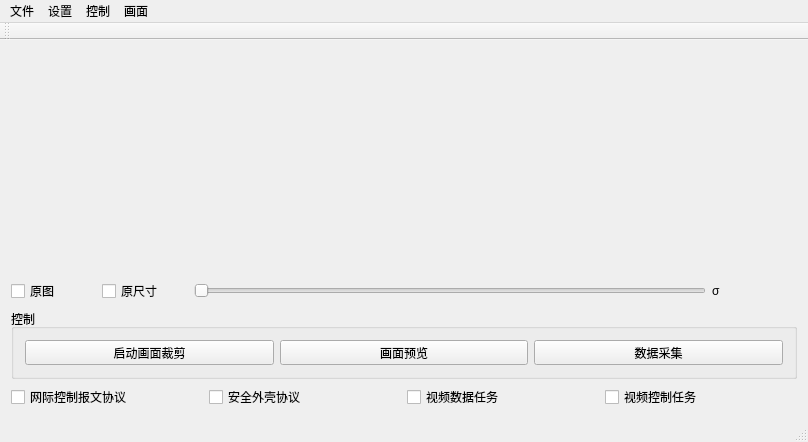
Qt form trunk/ProjectCode/SGVcode/main_qt_test/mainwindow.ui (blacksherry0831/slicOutDoorParallelCollection.Spiral) before a commit.
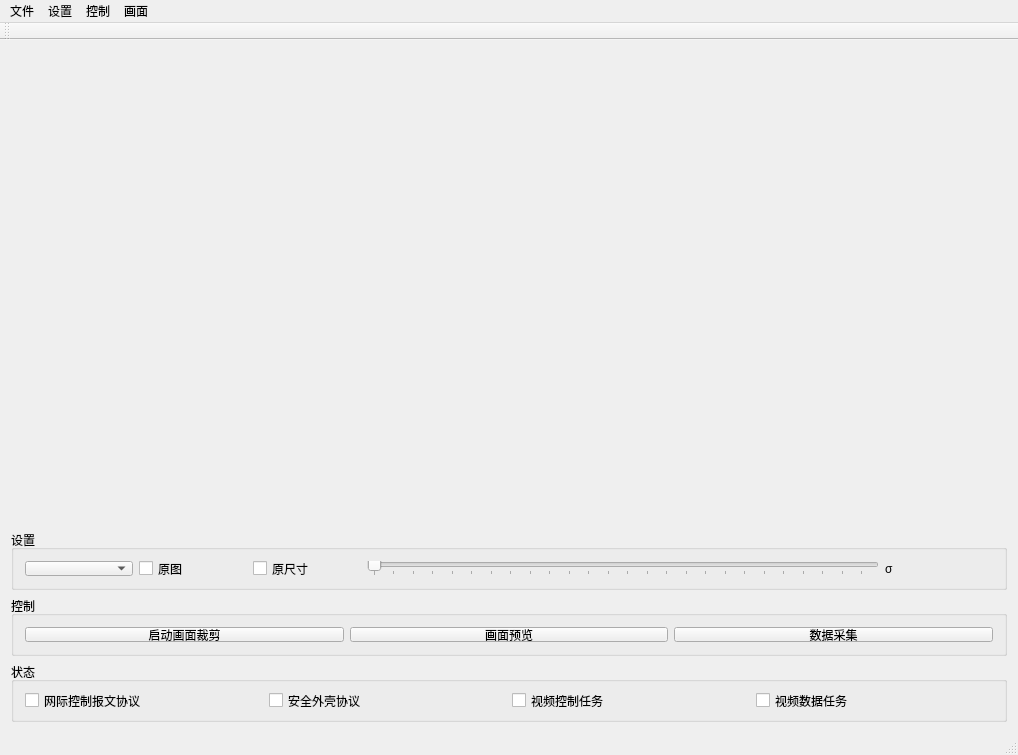
The same form after that commit. Custom widgets are drawn as their Qt base class.

What changed in the file:
```diff
--- a/trunk/ProjectCode/SGVcode/main_qt_test/mainwindow.ui
+++ b/trunk/ProjectCode/SGVcode/main_qt_test/mainwindow.ui
@@ -6,8 +6,8 @@
    <rect>
     <x>0</x>
     <y>0</y>
-    <width>806</width>
-    <height>414</height>
+    <width>1018</width>
+    <height>755</height>
    </rect>
   </property>
   <property name="sizePolicy">
@@ -144,8 +144,25 @@
     <item>
      <layout class="QHBoxLayout" name="horizontalLayout_2">
       <property name="sizeConstraint">
-       <enum>QLayout::SetFixedSize</enum>
+       <enum>QLayout::SetDefaultConstraint</enum>
       </property>
+      <item>
+       <widget class="QGroupBox" name="groupBox_setting">
+        <property name="maximumSize">
+         <size>
+          <width>16777215</width>
+          <height>60</height>
+         </size>
+        </property>
+        <property name="title">
+         <string>设置</string>
+        </property>
+        <layout class="QHBoxLayout" name="horizontalLayout_5">
+         <item>
+          <layout class="QHBoxLayout" name="horizontalLayout_3">
+           <item>
+            <widget class="QComboBox" name="comboBox_IpAddr"/>
+           </item>
       <item>
        <widget class="QCheckBox" name="checkBox_ImgModeOrg">
         <property name="maximumSize">
@@ -186,6 +203,12 @@
         <property name="orientation">
          <enum>Qt::Horizontal</enum>
         </property>
+             <property name="tickPosition">
+              <enum>QSlider::TicksBelow</enum>
+             </property>
+             <property name="tickInterval">
+              <number>0</number>
+             </property>
        </widget>
       </item>
       <item>
@@ -203,17 +226,22 @@
       </item>
      </layout>
     </item>
+        </layout>
+       </widget>
+      </item>
+     </layout>
+    </item>
     <item>
      <layout class="QHBoxLayout" name="horizontalLayout">
       <property name="sizeConstraint">
-       <enum>QLayout::SetFixedSize</enum>
+       <enum>QLayout::SetDefaultConstraint</enum>
       </property>
       <item>
        <widget class="QGroupBox" name="groupBox_ctrls">
         <property name="maximumSize">
          <size>
           <width>16777215</width>
-          <height>70</height>
+          <height>60</height>
          </size>
         </property>
         <property name="title">
@@ -262,36 +290,55 @@
     <item>
      <layout class="QGridLayout" name="gridLayout_stat">
       <property name="sizeConstraint">
-       <enum>QLayout::SetMinimumSize</enum>
+       <enum>QLayout::SetDefaultConstraint</enum>
       </property>
       <item row="0" column="0">
+       <widget class="QGroupBox" name="groupBox_status">
+        <property name="maximumSize">
+         <size>
+          <width>16777215</width>
+          <height>60</height>
+         </size>
+        </property>
+        <property name="title">
+         <string>状态</string>
+        </property>
+        <layout class="QHBoxLayout" name="horizontalLayout_7">
+         <item>
+          <layout class="QHBoxLayout" name="horizontalLayout_6">
+           <item>
        <widget class="QCheckBox" name="checkBox_ping">
         <property name="text">
          <string>网际控制报文协议</string>
         </property>
        </widget>
       </item>
-      <item row="0" column="1">
+           <item>
        <widget class="QCheckBox" name="checkBox_ssh">
         <property name="text">
          <string>安全外壳协议</string>
         </property>
        </widget>
       </item>
-      <item row="0" column="2">
-       <widget class="QCheckBox" name="checkBox_video_port">
-        <property name="text">
-         <string>视频数据任务</string>
-        </property>
-       </widget>
-      </item>
-      <item row="0" column="3">
+           <item>
        <widget class="QCheckBox" name="checkBox_ctrl_port">
         <property name="text">
          <string>视频控制任务</string>
         </property>
        </widget>
       </item>
+           <item>
+            <widget class="QCheckBox" name="checkBox_video_port">
+             <property name="text">
+              <string>视频数据任务</string>
+             </property>
+            </widget>
+           </item>
+          </layout>
+         </item>
+        </layout>
+       </widget>
+      </item>
      </layout>
     </item>
    </layout>
@@ -301,7 +348,7 @@
     <rect>
      <x>0</x>
      <y>0</y>
-     <width>806</width>
+     <width>1018</width>
      <height>23</height>
     </rect>
    </property>
```
Left out of the diff: 9 changed lines with no effect on the pictures. Lines whose indentation alone changed are shown as unchanged.
